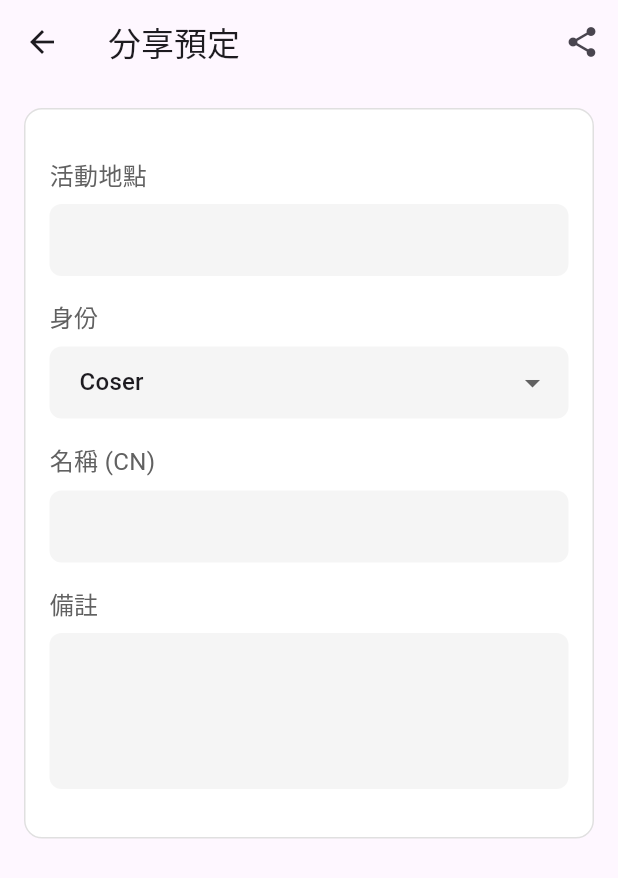
After one commit to idick7069-new/cos, a Flutter app: the ReservationSharePage screen opened directly, on a phone screen of 412 x 824 dp. The commit adds this screen. Shown: the top 878 px of the screen. Run offline on Flutter 3.47's test engine with Material 3 defaults, Android fonts, the phone set to English and light mode, and no system bars; drawn by our look-alikes of screenshot; our stand-ins replace cached_network_image, cloud_firestore, firebase_auth, firebase_core, flutter_riverpod, go_router and 4 more; accounts and stored records are empty.

Commit message:
issue-6：[MOD] Add Share Event but not complete

```diff
--- a/lib/data/models/reservation.dart
+++ b/lib/data/models/reservation.dart
@@ -8,6 +8,7 @@ class Reservation {
   final String userId;
   final IdentityType identity;
   final String? character;
+  final String? note;
   final DateTime createdAt;
   final String? parentEventId;
 
@@ -17,6 +18,7 @@ class Reservation {
     required this.userId,
     required this.identity,
     this.character,
+    this.note,
     required this.createdAt,
     this.parentEventId,
   });
@@ -29,6 +31,7 @@ class Reservation {
       userId: data['userId'] ?? '',
       identity: IdentityType.values[data['identity'] ?? 0],
       character: data['character'],
+      note: data['note'],
       createdAt: (data['createdAt'] as Timestamp).toDate(),
       parentEventId: data['parentEventId'],
     );
@@ -40,6 +43,7 @@ class Reservation {
       'userId': userId,
       'identity': identity.index,
       'character': character,
+      'note': note,
       'createdAt': createdAt,
       'parentEventId': parentEventId,
     };
--- /dev/null
+++ b/lib/data/provider/share_page_provider.dart
@@ -0,0 +1,110 @@
+import 'dart:io';
+import 'package:flutter_riverpod/flutter_riverpod.dart';
+import '../models/event.dart';
+import '../models/reservation.dart';
+
+class SharePageState {
+  final String location;
+  final IdentityType identity;
+  final String name;
+  final String note;
+  final Map<int, File?> photos;
+  final bool isLoading;
+  final String? error;
+
+  SharePageState({
+    required this.location,
+    required this.identity,
+    required this.name,
+    required this.note,
+    required this.photos,
+    this.isLoading = false,
+    this.error,
+  });
+
+  SharePageState copyWith({
+    String? location,
+    IdentityType? identity,
+    String? name,
+    String? note,
+    Map<int, File?>? photos,
+    bool? isLoading,
+    String? error,
+  }) {
+    return SharePageState(
+      location: location ?? this.location,
+      identity: identity ?? this.identity,
+      name: name ?? this.name,
+      note: note ?? this.note,
+      photos: photos ?? this.photos,
+      isLoading: isLoading ?? this.isLoading,
+      error: error,
+    );
+  }
+}
+
+class SharePageNotifier extends StateNotifier<SharePageState> {
+  SharePageNotifier()
+      : super(SharePageState(
+          location: '',
+          identity: IdentityType.coser,
+          name: '',
+          note: '',
+          photos: {},
+        ));
+
+  void setLocation(String location) {
+    state = state.copyWith(location: location);
+  }
+
+  void setIdentity(IdentityType identity) {
+    state = state.copyWith(identity: identity);
+  }
+
+  void setName(String name) {
+    state = state.copyWith(name: name);
+  }
+
+  void setNote(String note) {
+    state = state.copyWith(note: note);
+  }
+
+  void setPhoto(int day, File? photo) {
+    final newPhotos = Map<int, File?>.from(state.photos);
+    newPhotos[day] = photo;
+    state = state.copyWith(photos: newPhotos);
+  }
+
+  void initializeWithEvent(Event event, Reservation? reservation) {
+    // 初始化照片上傳區域
+    final Map<int, File?> initialPhotos = {};
+    for (var i = 0; i < event.totalDays; i++) {
+      initialPhotos[i] = null;
+    }
+
+    state = SharePageState(
+      location: event.location,
+      identity: reservation?.identity ?? IdentityType.coser,
+      name: reservation?.character ?? '',
+      note: reservation?.note ?? '',
+      photos: initialPhotos,
+    );
+  }
+
+  void reset() {
+    final Map<int, File?> emptyPhotos = {};
+
+    state = SharePageState(
+      location: '',
+      identity: IdentityType.coser,
+      name: '',
+      note: '',
+      photos: emptyPhotos,
+    );
+  }
+}
+
+final sharePageProvider =
+    StateNotifierProvider<SharePageNotifier, SharePageState>((ref) {
+  return SharePageNotifier();
+});
--- /dev/null
+++ b/lib/ui/views/reservation_share_page.dart
@@ -0,0 +1,338 @@
+import 'dart:io';
+import 'package:flutter/material.dart';
+import 'package:flutter_riverpod/flutter_riverpod.dart';
+import 'package:image_picker/image_picker.dart';
+import 'package:screenshot/screenshot.dart';
+import 'package:share_plus/share_plus.dart';
+import 'package:path_provider/path_provider.dart';
+import 'package:cached_network_image/cached_network_image.dart';
+import '../../data/models/reservation.dart';
+import '../../data/models/event.dart';
+import '../../data/provider/events_notifier.dart';
+import '../../data/provider/share_page_provider.dart';
+import 'model/event_view_model.dart';
+
+class ReservationSharePage extends ConsumerWidget {
+  final List<EventViewModel>? eventViewModels;
+  final List<Reservation>? reservations;
+  final ScreenshotController _screenshotController = ScreenshotController();
+  final ImagePicker _picker = ImagePicker();
+  bool _isInitialized = false;
+
+  ReservationSharePage({
+    Key? key,
+    this.eventViewModels,
+    this.reservations,
+  }) : super(key: key);
+
+  @override
+  Widget build(BuildContext context, WidgetRef ref) {
+    // 只在第一次構建時初始化數據
+    if (!_isInitialized &&
+        eventViewModels != null &&
+        eventViewModels!.isNotEmpty) {
+      _isInitialized = true;
+      final firstEvent = eventViewModels!.first;
+      final reservation = reservations?.firstWhere(
+        (r) => r.eventId == firstEvent.event.id,
+        orElse: () => Reservation(
+          id: '',
+          eventId: firstEvent.event.id,
+          userId: '',
+          identity: IdentityType.coser,
+          createdAt: DateTime.now(),
+        ),
+      );
+
+      // 使用 ref 初始化 provider
+      WidgetsBinding.instance.addPostFrameCallback((_) {
+        ref.read(sharePageProvider.notifier).initializeWithEvent(
+              firstEvent.event,
+              reservation,
+            );
+      });
+    }
+
+    final state = ref.watch(sharePageProvider);
+    final firstEvent = eventViewModels?.first;
+
+    return Scaffold(
+      appBar: AppBar(
+        title: Text('分享預定'),
+        actions: [
+          IconButton(
+            icon: Icon(Icons.share),
+            onPressed: () => _shareImage(context),
+          ),
+        ],
+      ),
+      body: SingleChildScrollView(
+        child: Padding(
+          padding: EdgeInsets.all(16),
+          child: Screenshot(
+            controller: _screenshotController,
+            child: Container(
+              padding: EdgeInsets.all(16),
+              decoration: BoxDecoration(
+                color: Colors.white,
+                borderRadius: BorderRadius.circular(12),
+                border: Border.all(color: Colors.grey[300]!),
+              ),
+              child: Column(
+                crossAxisAlignment: CrossAxisAlignment.start,
+                children: [
+                  // 活動 Logo
+                  if (firstEvent?.event.image != null)
+                    Container(
+                      height: 80,
+                      width: double.infinity,
+                      decoration: BoxDecoration(
+                        color: Colors.grey[100],
+                        borderRadius: BorderRadius.circular(8),
+                      ),
+                      child: CachedNetworkImage(
+                        imageUrl: firstEvent!.event.image,
+                        fit: BoxFit.contain,
+                        placeholder: (context, url) => Center(
+                          child: CircularProgressIndicator(),
+                        ),
+                        errorWidget: (context, url, error) => Center(
+                          child: Icon(Icons.error),
+                        ),
+                      ),
+                    ),
+
+                  SizedBox(height: 16),
+
+                  // 活動地點
+                  Text(
+                    '活動地點',
+                    style: TextStyle(
+                      fontSize: 16,
+                      color: Colors.grey[700],
+                    ),
+                  ),
+                  SizedBox(height: 8),
+                  TextField(
+                    onChanged: (value) =>
+                        ref.read(sharePageProvider.notifier).setLocation(value),
+                    controller: TextEditingController(text: state.location),
+                    decoration: InputDecoration(
+                      filled: true,
+                      fillColor: Colors.grey[100],
+                      border: OutlineInputBorder(
+                        borderRadius: BorderRadius.circular(8),
+                        borderSide: BorderSide.none,
+                      ),
+                      contentPadding: EdgeInsets.symmetric(
+                        horizontal: 16,
+                        vertical: 12,
+                      ),
+                    ),
+                  ),
+
+                  SizedBox(height: 16),
+
+                  // 身份選擇
+                  Text(
+                    '身份',
+                    style: TextStyle(
+                      fontSize: 16,
+                      color: Colors.grey[700],
+                    ),
+                  ),
+                  SizedBox(height: 8),
+                  DropdownButtonFormField<IdentityType>(
+                    value: state.identity,
+                    decoration: InputDecoration(
+                      filled: true,
+                      fillColor: Colors.grey[100],
+                      border: OutlineInputBorder(
+                        borderRadius: BorderRadius.circular(8),
+                        borderSide: BorderSide.none,
+                      ),
+                      contentPadding: EdgeInsets.symmetric(
+                        horizontal: 16,
+                        vertical: 12,
+                      ),
+                    ),
+                    items: IdentityType.values.map((identity) {
+                      return DropdownMenuItem(
+                        value: identity,
+                        child: Text(_getIdentityText(identity)),
+                      );
+                    }).toList(),
+                    onChanged: (value) {
+                      if (value != null) {
+                        ref.read(sharePageProvider.notifier).setIdentity(value);
+                      }
+                    },
+                  ),
+
+                  SizedBox(height: 16),
+
+                  // 名稱 (CN)
+                  Text(
+                    '名稱 (CN)',
+                    style: TextStyle(
+                      fontSize: 16,
+                      color: Colors.grey[700],
+                    ),
+                  ),
+                  SizedBox(height: 8),
+                  TextField(
+                    onChanged: (value) =>
+                        ref.read(sharePageProvider.notifier).setName(value),
+                    controller: TextEditingController(text: state.name),
+                    decoration: InputDecoration(
+                      filled: true,
+                      fillColor: Colors.grey[100],
+                      border: OutlineInputBorder(
+                        borderRadius: BorderRadius.circular(8),
+                        borderSide: BorderSide.none,
+                      ),
+                      contentPadding: EdgeInsets.symmetric(
+                        horizontal: 16,
+                        vertical: 12,
+                      ),
+                    ),
+                  ),
+
+                  SizedBox(height: 16),
+
+                  // 備註
+                  Text(
+                    '備註',
+                    style: TextStyle(
+                      fontSize: 16,
+                      color: Colors.grey[700],
+                    ),
+                  ),
+                  SizedBox(height: 8),
+                  TextField(
+                    onChanged: (value) =>
+                        ref.read(sharePageProvider.notifier).setNote(value),
+                    controller: TextEditingController(text: state.note),
+                    maxLines: 3,
+                    decoration: InputDecoration(
+                      filled: true,
+                      fillColor: Colors.grey[100],
+                      border: OutlineInputBorder(
+                        borderRadius: BorderRadius.circular(8),
+                        borderSide: BorderSide.none,
+                      ),
+                      contentPadding: EdgeInsets.all(16),
+                    ),
+                  ),
+
+                  SizedBox(height: 16),
+
+                  // 照片上傳區域
+                  _buildPhotoUploadGrid(state, ref),
+                ],
+              ),
+            ),
+          ),
+        ),
+      ),
+    );
+  }
+
+  Future<void> _pickImage(WidgetRef ref, int day) async {
+    try {
+      final XFile? image = await _picker.pickImage(
+        source: ImageSource.gallery,
+        imageQuality: 85,
+      );
+      if (image != null) {
+        ref.read(sharePageProvider.notifier).setPhoto(day, File(image.path));
+      }
+    } catch (e) {
+      print("error: $e");
+      // 錯誤處理將在 build 方法中處理
+    }
+  }
+
+  Future<void> _shareImage(BuildContext context) async {
+    try {
+      final imageFile = await _screenshotController.capture();
+      if (imageFile == null) return;
+
+      final tempDir = await getTemporaryDirectory();
+      final file = File('${tempDir.path}/share_image.png');
+      await file.writeAsBytes(imageFile);
+
+      await Share.shareXFiles(
+        [XFile(file.path)],
+        text: '我的預定',
+      );
+    } catch (e) {
+      ScaffoldMessenger.of(context).showSnackBar(
+        SnackBar(content: Text('分享失敗：$e')),
+      );
+    }
+  }
+
+  Widget _buildPhotoUploadGrid(SharePageState state, WidgetRef ref) {
+    return GridView.builder(
+      shrinkWrap: true,
+      physics: NeverScrollableScrollPhysics(),
+      gridDelegate: SliverGridDelegateWithFixedCrossAxisCount(
+        crossAxisCount: 2,
+        crossAxisSpacing: 8,
+        mainAxisSpacing: 8,
+      ),
+      itemCount: state.photos.length,
+      itemBuilder: (context, index) {
+        final photo = state.photos[index];
+        return InkWell(
+          onTap: () => _pickImage(ref, index),
+          child: Container(
+            decoration: BoxDecoration(
+              color: Colors.grey[100],
+              borderRadius: BorderRadius.circular(8),
+              border: Border.all(color: Colors.grey[300]!),
+            ),
+            child: photo != null
+                ? ClipRRect(
+                    borderRadius: BorderRadius.circular(8),
+                    child: Image.file(
+                      photo,
+                      fit: BoxFit.cover,
+                    ),
+                  )
+                : Column(
+                    mainAxisAlignment: MainAxisAlignment.center,
+                    children: [
+                      Icon(Icons.add_photo_alternate,
+                          size: 32, color: Colors.grey),
+                      SizedBox(height: 8),
+                      Text(
+                        '第 ${index + 1} 天\n點擊上傳照片',
+                        textAlign: TextAlign.center,
+                        style: TextStyle(
+                          color: Colors.grey[600],
+                          fontSize: 14,
+                        ),
+                      ),
+                    ],
+                  ),
+          ),
+        );
+      },
+    );
+  }
+
+  String _getIdentityText(IdentityType identity) {
+    switch (identity) {
+      case IdentityType.manager:
+        return '馬內';
+      case IdentityType.photographer:
+        return '攝影師';
+      case IdentityType.coser:
+        return 'Coser';
+      case IdentityType.original:
+        return '原創';
+    }
+  }
+}
```
Also changed, not shown: lib/ui/views/reservation_manage_page.dart (+84 -10 lines), pubspec.yaml (+5 -2 lines), pubspec.lock, 3 other files.
